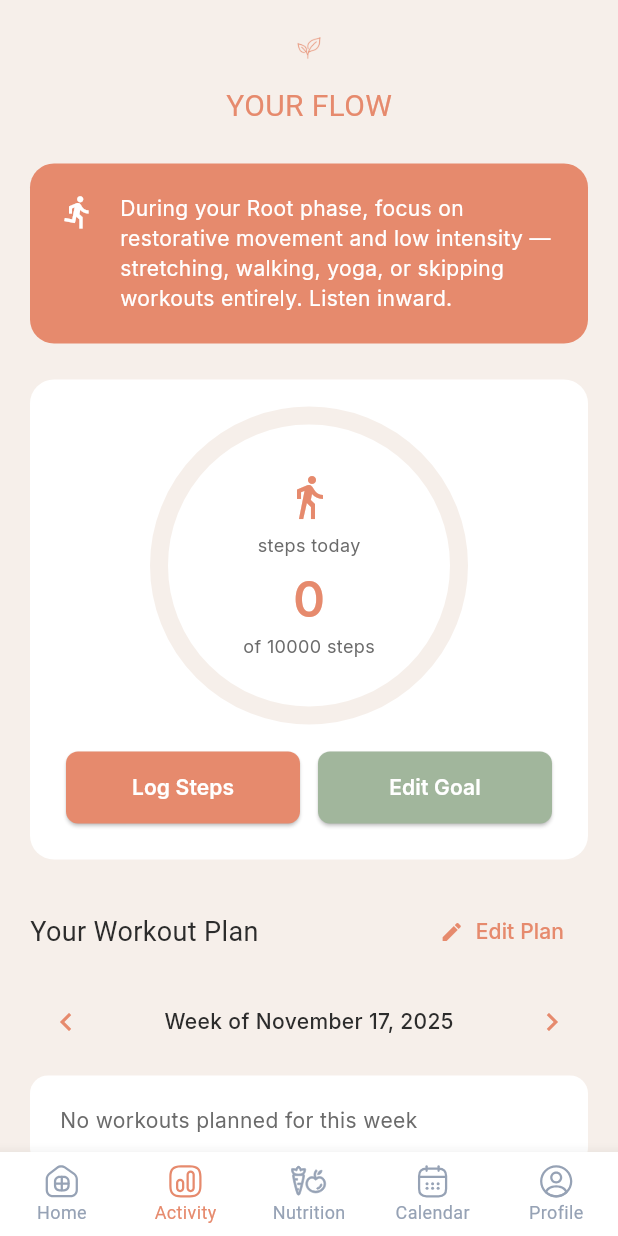
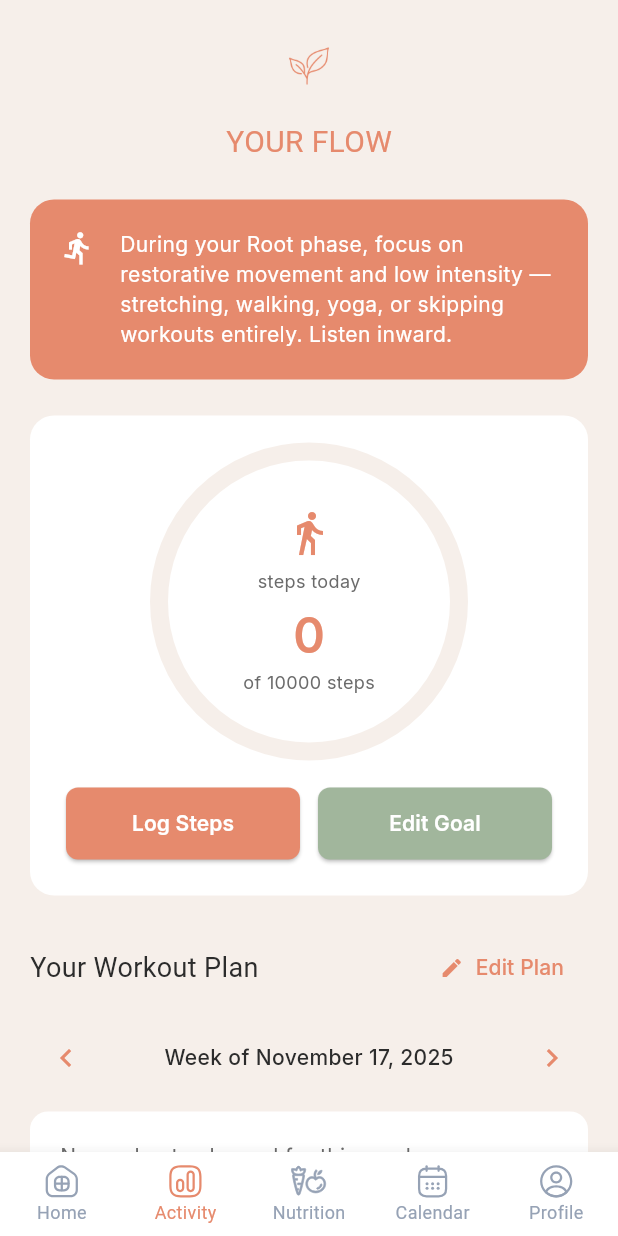
Before and after one commit to synergylabsdev/team3, a Flutter app: the screen it shows once a user with an empty profile is signed in, item 2 of the bottom bar chosen, on a phone screen of 412 x 824 dp. Run offline on Flutter 3.47's test engine with Material 3 defaults, Android fonts, the phone set to English and light mode, and no system bars; our stand-ins replace flutter_svg, google_fonts, supabase_flutter; accounts and stored records are empty; Roboto replaces fonts that are missing (Tinos).

Commit message:
Update leaf icon size in activity page for improved visibility

```diff
--- a/mobile/her_balance/lib/features/activity/presentation/pages/activity_page.dart
+++ b/mobile/her_balance/lib/features/activity/presentation/pages/activity_page.dart
@@ -205,8 +205,8 @@ class _ActivityPageState extends State<ActivityPage> {
                     // Leaf icon
                     Image.asset(
                       'assets/leaf.png',
-                      width: 32,
-                      height: 32,
+                      width: 56,
+                      height: 56,
                       color: AppTheme.primaryColor,
                     ),
                     const SizedBox(height: 8),
```
